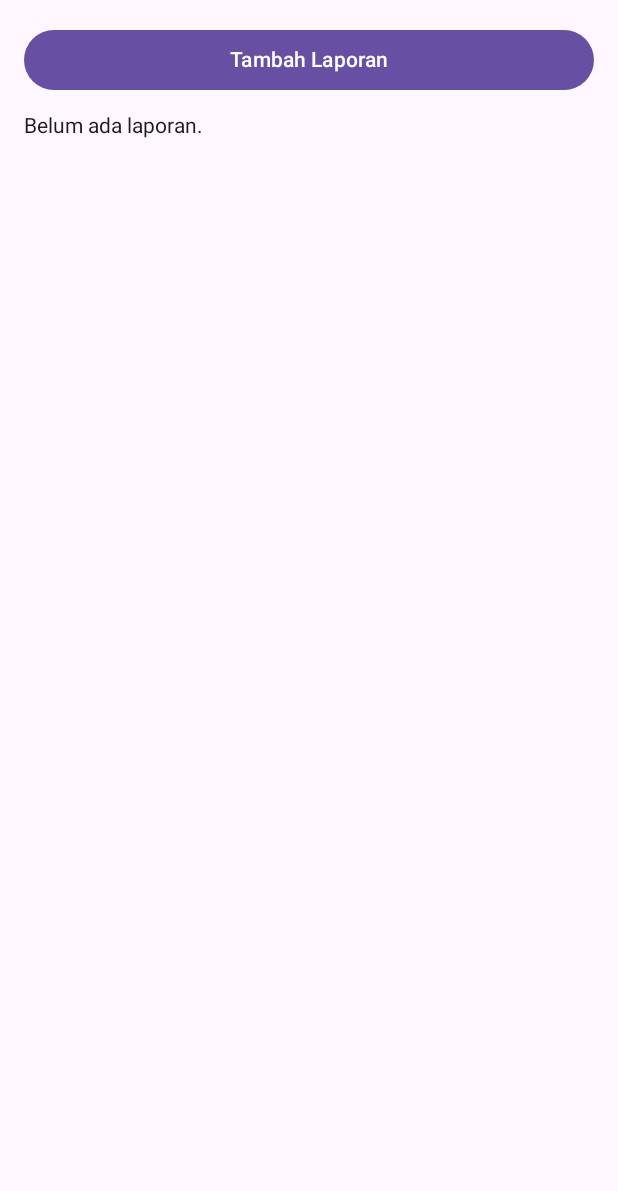
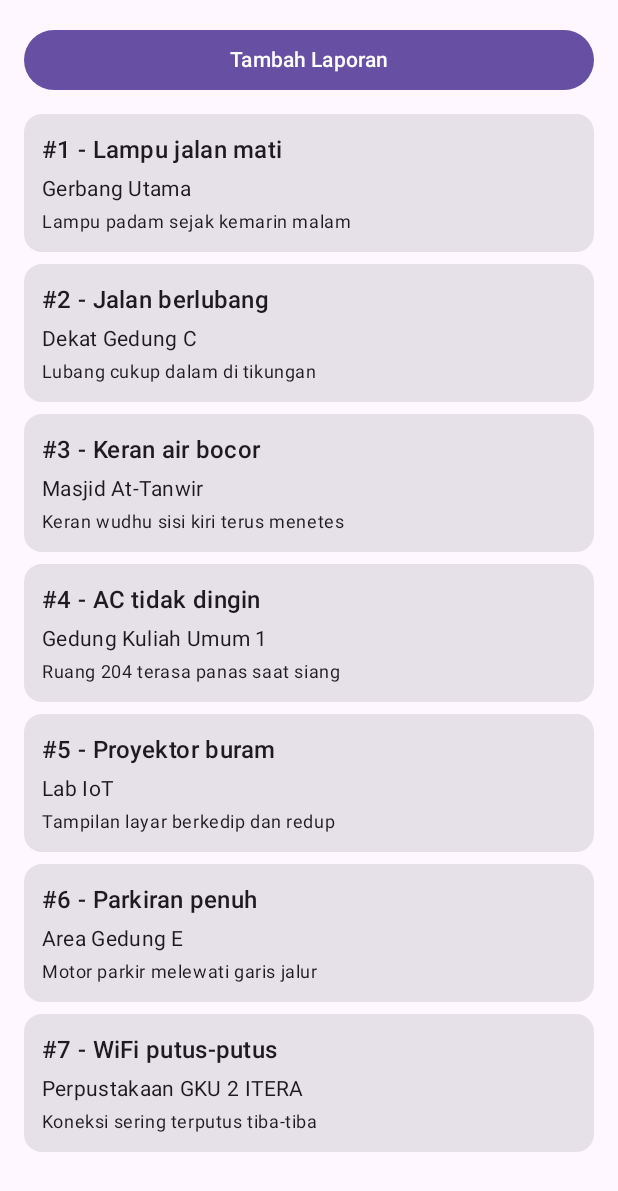
Before and after one commit to roykurniawan024/Praktikum-PAM-RA, an Android app built with Jetpack Compose: the composable DaftarLaporanScreen shown on its own in the app's theme, on a phone screen of 412 x 824 dp. Shown: the top 1191 px of the screen. Run offline under Robolectric (Android 15) with nearby library versions, the phone set to English and light mode, and no system bars; 1 statement that could not run was skipped.

Commit message:
Menambahkan parameter selesai dan LaunchedEffect pada form laporan

```diff
--- a/PRAKTIKUM3_124140024/shared/src/commonMain/kotlin/com/example/praktikum2_124140024/data/PenyimpananLaporan.kt
+++ b/PRAKTIKUM3_124140024/shared/src/commonMain/kotlin/com/example/praktikum2_124140024/data/PenyimpananLaporan.kt
@@ -13,8 +13,18 @@ data class Laporan(
 )
 
 object PenyimpananLaporan {
-    private var idBerikutnya = 1
-    private val _daftar = MutableStateFlow<List<Laporan>>(emptyList())
+    private val dataAwal = listOf(
+        Laporan(1, "Lampu jalan mati", "Gerbang Utama", "Lampu padam sejak kemarin malam"),
+        Laporan(2, "Jalan berlubang", "Dekat Gedung C", "Lubang cukup dalam di tikungan"),
+        Laporan(3, "Keran air bocor", "Masjid At-Tanwir", "Keran wudhu sisi kiri terus menetes"),
+        Laporan(4, "AC tidak dingin", "Gedung Kuliah Umum 1", "Ruang 204 terasa panas saat siang"),
+        Laporan(5, "Proyektor buram", "Lab IoT", "Tampilan layar berkedip dan redup"),
+        Laporan(6, "Parkiran penuh", "Area Gedung E", "Motor parkir melewati garis jalur"),
+        Laporan(7, "WiFi putus-putus", "Perpustakaan GKU 2 ITERA", "Koneksi sering terputus tiba-tiba")
+    )
+
+    private var idBerikutnya = dataAwal.size + 1
+    private val _daftar = MutableStateFlow(dataAwal)
     val daftar: StateFlow<List<Laporan>> = _daftar.asStateFlow()
 
     fun tambah(judul: String, lokasi: String, deskripsi: String) {
--- a/PRAKTIKUM3_124140024/shared/src/commonMain/kotlin/com/example/praktikum2_124140024/ui/DaftarLaporanScreen.kt
+++ b/PRAKTIKUM3_124140024/shared/src/commonMain/kotlin/com/example/praktikum2_124140024/ui/DaftarLaporanScreen.kt
@@ -21,6 +21,7 @@ import com.example.praktikum2_124140024.data.PenyimpananLaporan
 @Composable
 fun DaftarLaporanScreen(
     onTambahLaporan: () -> Unit,
+    onPilihLaporan: (Int) -> Unit,
     modifier: Modifier = Modifier
 ) {
     val daftarLaporan by PenyimpananLaporan.daftar.collectAsState()
@@ -45,13 +46,16 @@ fun DaftarLaporanScreen(
                 verticalArrangement = Arrangement.spacedBy(8.dp)
             ) {
                 items(daftarLaporan, key = { it.id }) { laporan ->
-                    Card(modifier = Modifier.fillMaxWidth()) {
+                    Card(
+                        onClick = { onPilihLaporan(laporan.id) },
+                        modifier = Modifier.fillMaxWidth()
+                    ) {
                         Column(
                             modifier = Modifier.padding(12.dp),
                             verticalArrangement = Arrangement.spacedBy(4.dp)
                         ) {
                             Text(
-                                text = laporan.judul,
+                                text = "#${laporan.id} - ${laporan.judul}",
                                 style = MaterialTheme.typography.titleMedium
                             )
                             if (laporan.lokasi.isNotBlank()) {
--- a/PRAKTIKUM3_124140024/shared/src/commonMain/kotlin/com/example/praktikum2_124140024/ui/FormLaporanUiState.kt
+++ b/PRAKTIKUM3_124140024/shared/src/commonMain/kotlin/com/example/praktikum2_124140024/ui/FormLaporanUiState.kt
@@ -3,7 +3,8 @@ package com.example.praktikum2_124140024.ui
 data class FormLaporanUiState(
     val judul: String = "",
     val lokasi: String = "",
-    val deskripsi: String = ""
+    val deskripsi: String = "",
+    val tersimpan: Boolean = false
 ) {
     val bisaKirim: Boolean
         get() = judul.trim().length >= 3
```
Also changed, not shown: PRAKTIKUM3_124140024/shared/src/commonMain/kotlin/com/example/praktikum2_124140024/App.kt (+81 -0 lines), PRAKTIKUM3_124140024/shared/src/commonMain/kotlin/com/example/praktikum2_124140024/ui/FormLaporan.kt (+10 -6 lines), PRAKTIKUM3_124140024/shared/src/commonMain/kotlin/com/example/praktikum2_124140024/ui/FormLaporanViewModel.kt (+7 -4 lines).
